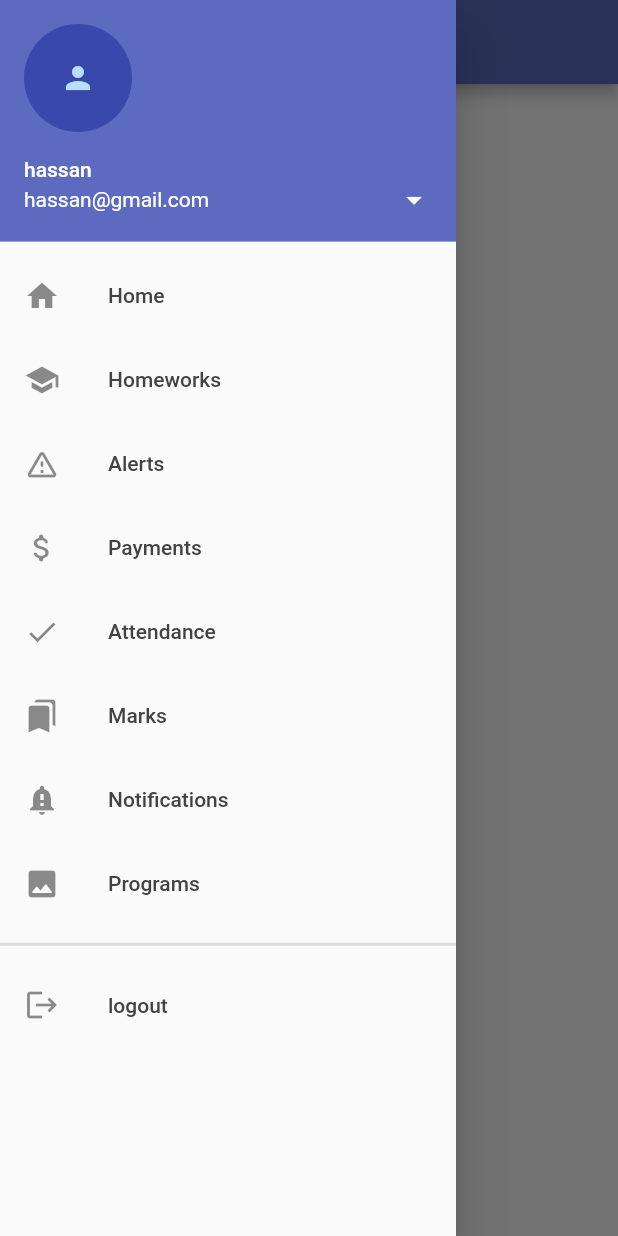
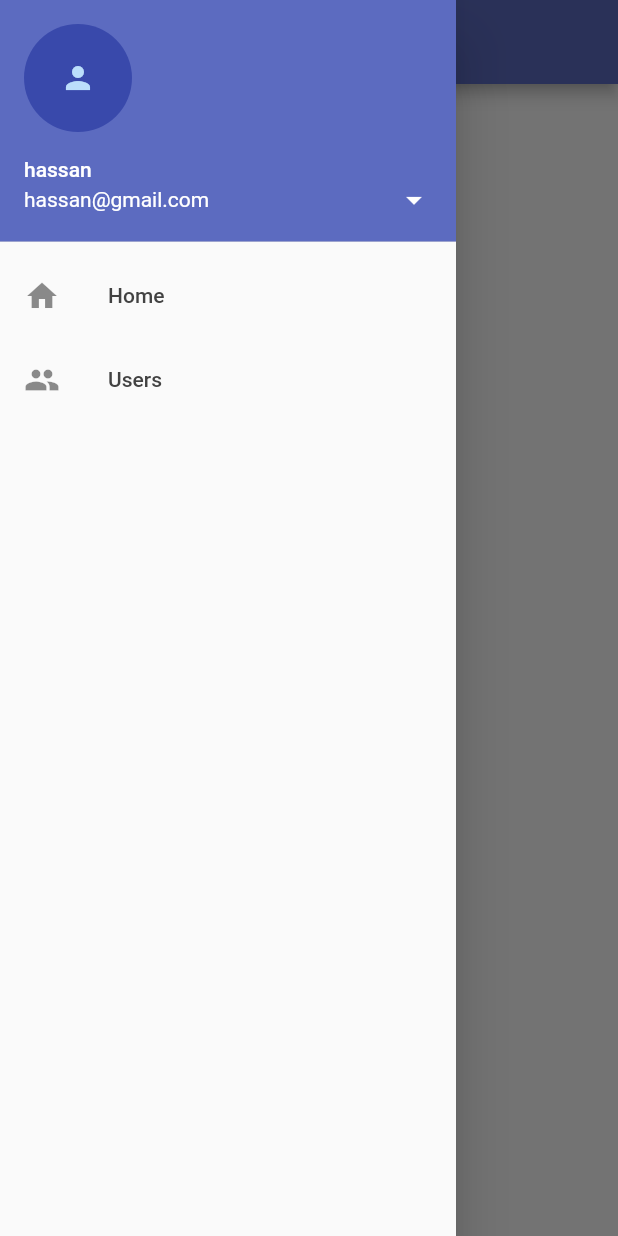
Before and after one commit to hassanalkhabaz/management_school, a Flutter app: the Home screen opened by its route, with the side drawer open, on a phone screen of 412 x 824 dp. Run offline on Flutter 3.47's test engine with Material 2 defaults, Android fonts, the phone set to English and light mode, and no system bars; our stand-ins replace flutter_form_builder, shared_preferences; accounts and stored records are empty.

Commit message:
add user screen added

```diff
--- a/lib/main.dart
+++ b/lib/main.dart
@@ -1,3 +1,4 @@
+import 'package:management_school/ui/pages/add_user.dart';
 import 'package:management_school/ui/pages/alerts.dart';
 import 'package:management_school/ui/pages/forgot_password.dart';
 import 'package:management_school/ui/pages/homeworks.dart';
@@ -12,6 +13,7 @@ import 'package:management_school/ui/pages/home.dart';
 import 'package:management_school/ui/pages/attendance.dart';
 
 import 'package:flutter/material.dart';
+
 void main() => runApp(MyApp());
 
 class MyApp extends StatelessWidget {
@@ -24,6 +26,7 @@ class MyApp extends StatelessWidget {
         '/splash': (context) => Splash(),
         '/login': (context) => LogIn(),
         '/forgot_password': (context) => ForgotPassword(),
+        '/add_user': (context) => AddUser(),
         '/profile': (context) => Profile(),
         '/home': (context) => Home(),
         '/alerts': (context) => Alerts(),
--- a/lib/ui/widgets/MyDrawer.dart
+++ b/lib/ui/widgets/MyDrawer.dart
@@ -10,7 +10,9 @@ class MyDrawer extends StatelessWidget {
       child: ListView(
         children: [
           UserAccountsDrawerHeader(
-            onDetailsPressed: (){Navigator.of(context).pushNamed('/profile');},
+            onDetailsPressed: () {
+              Navigator.of(context).pushNamed('/profile');
+            },
             accountName: Text('hassan'),
             accountEmail: (Text('hassan@gmail.com ')),
             currentAccountPicture: (CircleAvatar(
@@ -31,66 +33,11 @@ class MyDrawer extends StatelessWidget {
                 Navigator.of(context).pushNamed('/home');
               }),
           buildListTile(
-              icon: Icon(Icons.school),
-              title: 'Homeworks',
+              icon: Icon(Icons.group),
+              title: 'Users',
               onTap: () {
-                Navigator.of(context).pushNamed('/homeworks');
+                Navigator.of(context).pushNamed('/add_user');
               }),
-
-          buildListTile(
-              icon: Icon(Icons.warning_amber_rounded),
-              title: 'Alerts',
-              onTap: () {
-                Navigator.of(context).pushNamed('/alerts');
-              }),
-
-          buildListTile(
-              icon: Icon(Icons.attach_money_rounded),
-              title: 'Payments',
-              onTap: () {
-                Navigator.of(context).pushNamed('/payments');
-              }),
-
-          buildListTile(
-              icon: Icon(Icons.check),
-              title: 'Attendance',
-              onTap: () {
-                Navigator.of(context).pushNamed('/attendance');
-              }),
-          buildListTile(
-            title: 'Marks',
-            icon: Icon(Icons.bookmarks),
-            onTap: () {
-              Navigator.of(context).pushNamed('/marks');
-            },
-          ),
-          buildListTile(
-            title: 'Notifications',
-            icon: Icon(Icons.notification_important),
-            onTap: () {
-              Navigator.of(context).pushNamed('/notifications');
-            },
-          ),
-          buildListTile(
-            title: 'Programs',
-            icon: Icon(Icons.photo_rounded),
-            onTap: () {
-              Navigator.of(context).pushNamed('/programs');
-            },
-          ),
-          Divider(height: 25, thickness: 2),
-          // buildListTile(
-          //   title: 'profile',
-          //   icon: Icon(Icons.person),
-          //   onTap: () {},
-          // ),
-          buildListTile(
-            title: 'logout',
-            icon: Icon(Icons.logout),
-            onTap: () {
-              Navigator.of(context).pushNamed('/login');
-            },
-          )
         ],
       ),
     );
```
Also changed, not shown: lib/ui/pages/add_user.dart (added, +101 -0 lines), lib/ui/pages/logIn.dart (+1 -25 lines), lib/ui/widgets/fields.dart (added, +28 -0 lines).
